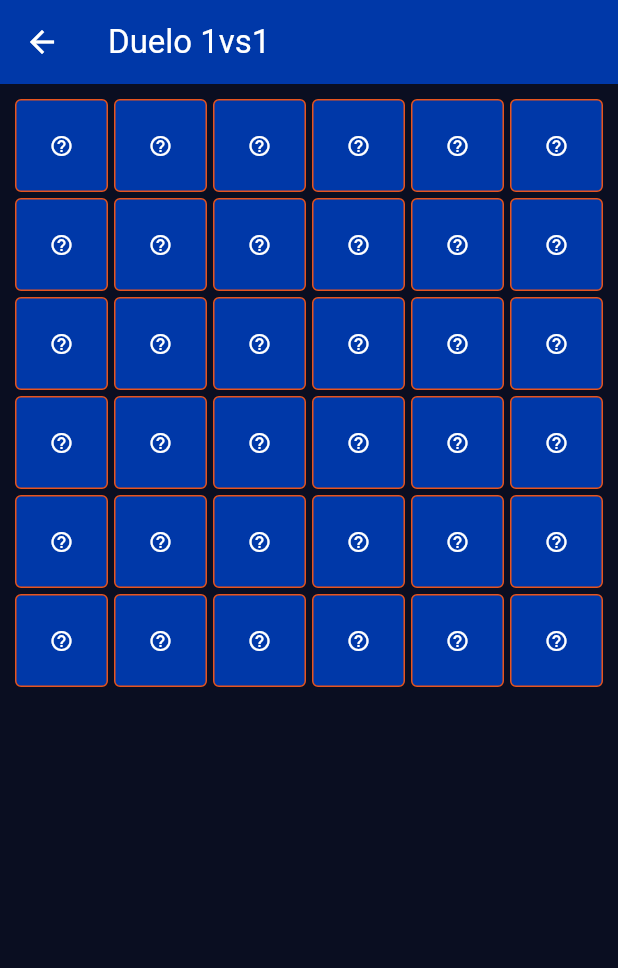
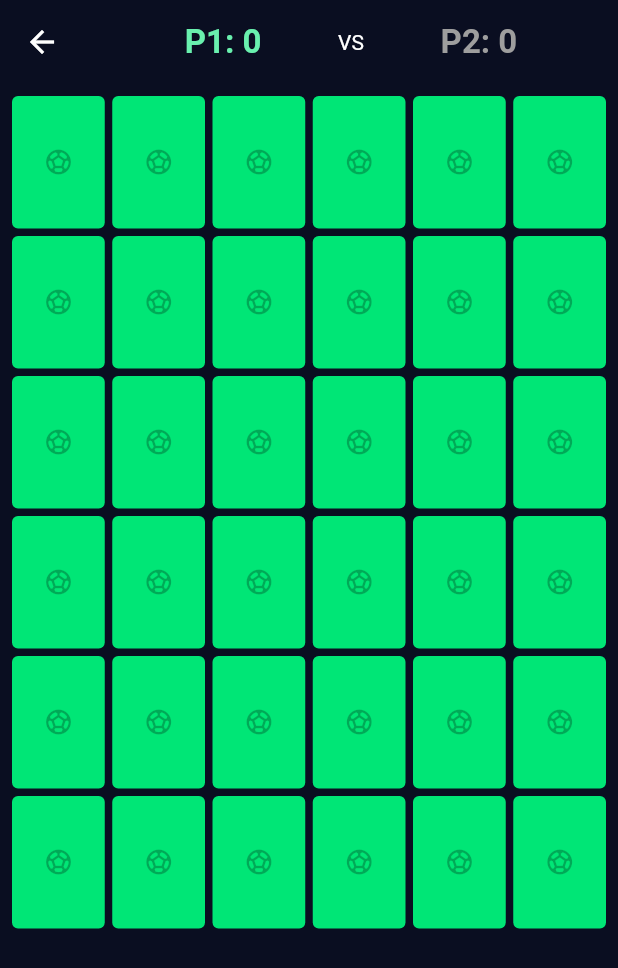
Before and after one commit to Jesusrod06/tiki_taka_brain, a Flutter app: the screen it shows after launch, after a tap on "VERSUS (2P)", on a phone screen of 412 x 824 dp. Shown: the top 968 px of the screen. Run offline on Flutter 3.47's test engine with Material 3 defaults, Android fonts, the phone set to English and light mode, and no system bars; our stand-ins replace shared_preferences.

Commit message:
ultimos cambios

```diff
--- a/lib/screens/game_board.dart
+++ b/lib/screens/game_board.dart
@@ -1,64 +1,126 @@
 import 'package:flutter/material.dart';
+import 'package:provider/provider.dart';
 import '../game_logic.dart';
 
-class GameBoard extends StatefulWidget {
+class GameBoard extends StatelessWidget {
+  // Recibimos el parámetro para saber si es versus o solo
   final bool isMultiplayer;
+
   const GameBoard({super.key, required this.isMultiplayer});
 
   @override
-  State<GameBoard> createState() => _GameBoardState();
-}
-
-class _GameBoardState extends State<GameBoard> {
-  late MemoryGameController _controller;
-
-  @override
-  void initState() {
-    super.initState();
-    _controller = MemoryGameController();
-    _controller.initializeGame(widget.isMultiplayer);
-  }
-
-  @override
   Widget build(BuildContext context) {
-    return AnimatedBuilder(
-      animation: _controller,
-      builder: (context, child) {
+    return Consumer<MemoryGameController>(
+      builder: (context, game, child) {
         return Scaffold(
+          backgroundColor: const Color(0xFF0A0E21), // Fondo oscuro
           appBar: AppBar(
-            title: Text(_controller.isMultiplayer ? "Duelo 1vs1" : "Tiempo: ${_controller.timeLeft}s"),
-            backgroundColor: const Color(0xFF0038A8),
-            foregroundColor: Colors.white,
+            backgroundColor: Colors.transparent,
+            elevation: 0,
+            iconTheme: const IconThemeData(color: Colors.white),
+            title: _buildHeader(game), // Marcador de puntos
+            centerTitle: true,
           ),
-          body: GridView.builder(
-            padding: const EdgeInsets.all(10),
+          body: Padding(
+            padding: const EdgeInsets.all(8.0),
+            child: GridView.builder(
+              // Configuración de la cuadrícula 6x6
               gridDelegate: const SliverGridDelegateWithFixedCrossAxisCount(
-              crossAxisCount: 6, // El requisito de la Unimet
-              crossAxisSpacing: 4,
-              mainAxisSpacing: 4,
+                crossAxisCount: 6,       // 6 columnas obligatorias
+                childAspectRatio: 0.7,   // Cartas más altas que anchas para que quepa el texto
+                crossAxisSpacing: 5,     // Espacio horizontal entre cartas
+                mainAxisSpacing: 5,      // Espacio vertical entre cartas
               ),
-            itemCount: 36,
+              itemCount: game.cards.length,
               itemBuilder: (context, index) {
-              bool isFlipped = _controller.cardFlips[index] || _controller.cardMatched[index];
                 return GestureDetector(
-                onTap: () => _controller.onCardTap(index),
-                child: Container(
+                  onTap: () => game.onCardTap(index),
+                  child: AnimatedContainer(
+                    duration: const Duration(milliseconds: 300),
                     decoration: BoxDecoration(
-                    color: isFlipped ? Colors.white : const Color(0xFF0038A8),
+                      // Color: Blanco si está volteada, Verde neón si está oculta
+                      color: game.cardFlips[index] || game.cardMatched[index]
+                          ? Colors.white
+                          : Colors.greenAccent.shade400,
                       borderRadius: BorderRadius.circular(4),
-                    border: Border.all(color: const Color(0xFFE8541E)),
                     ),
                     child: Center(
-                    child: isFlipped
-                      ? Text(_controller.cards[index].substring(0, 3), style: const TextStyle(fontSize: 10, fontWeight: FontWeight.bold))
-                      : const Icon(Icons.help_outline, color: Colors.white, size: 16),
+                      child: game.cardFlips[index] || game.cardMatched[index]
+                          ? Padding(
+                              padding: const EdgeInsets.all(2.0),
+                              child: FittedBox(
+                                // --- EL SECRETO ---
+                                // Esto obliga al texto a encogerse hasta que quepa
+                                fit: BoxFit.scaleDown,
+                                child: Text(
+                                  game.cards[index],
+                                  textAlign: TextAlign.center,
+                                  style: const TextStyle(
+                                    color: Colors.black,
+                                    fontWeight: FontWeight.bold,
+                                    fontSize: 14, // Tamaño base (se reducirá si es necesario)
+                                  ),
+                                ),
+                              ),
+                            )
+                          : const Icon( // Icono para la parte trasera de la carta
+                              Icons.sports_soccer,
+                              color: Colors.black26,
+                              size: 20
+                            ),
                     ),
                   ),
                 );
               },
             ),
+          ),
         );
       },
     );
   }
+
+  // Widget para mostrar el marcador (Tiempo o Puntos P1 vs P2)
+  Widget _buildHeader(MemoryGameController game) {
+    if (isMultiplayer) {
+      // Marcador Jugador 1 vs Jugador 2
+      return Row(
+        mainAxisAlignment: MainAxisAlignment.spaceEvenly,
+        children: [
+          Text(
+            'P1: ${game.p1Score}',
+            style: TextStyle(
+              color: game.currentPlayer == 1 ? Colors.greenAccent : Colors.grey,
+              fontWeight: FontWeight.bold,
+            ),
+          ),
+          const Text('VS', style: TextStyle(color: Colors.white, fontSize: 14)),
+          Text(
+            'P2: ${game.p2Score}',
+            style: TextStyle(
+              color: game.currentPlayer == 2 ? Colors.blueAccent : Colors.grey,
+              fontWeight: FontWeight.bold,
+            ),
+          ),
+        ],
+      );
+    } else {
+      // Marcador Modo Solo: Tiempo y Score
+      return Row(
+        mainAxisAlignment: MainAxisAlignment.spaceAround,
+        children: [
+          Text(
+            '⏳ ${game.timeLeft}s',
+            style: TextStyle(
+              color: game.timeLeft < 10 ? Colors.red : Colors.white,
+              fontWeight: FontWeight.bold,
+            ),
+          ),
+          Text(
+            'PTS: ${game.score}',
+            style: const TextStyle(color: Colors.yellowAccent),
+          ),
+        ],
+      );
     }
+  }
+}
```
Lines whose indentation alone changed are shown as unchanged.
